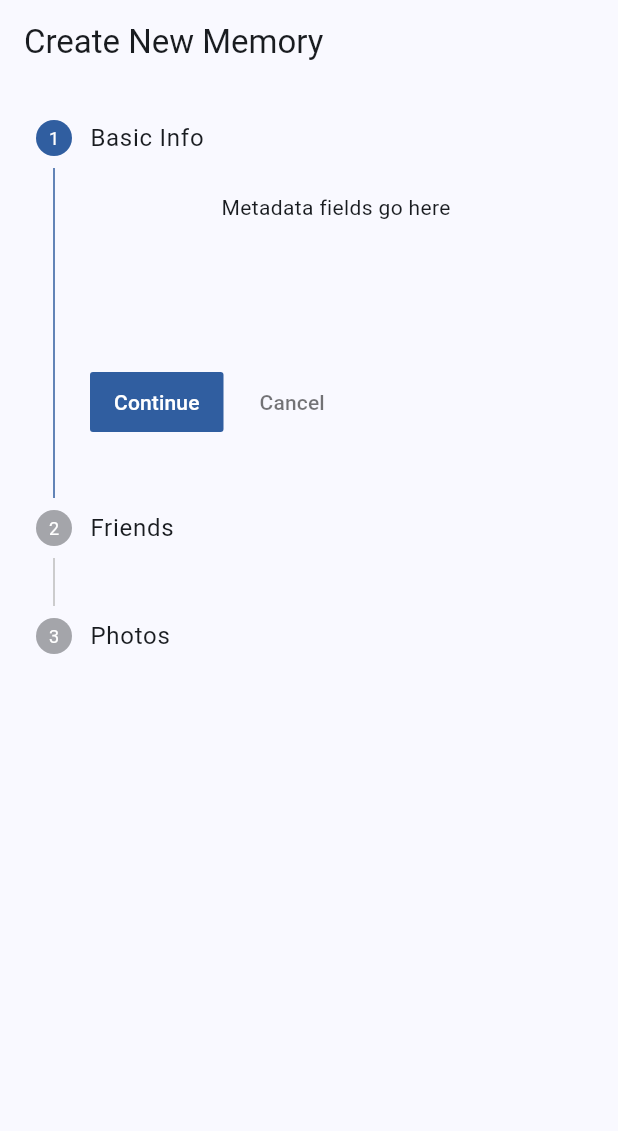
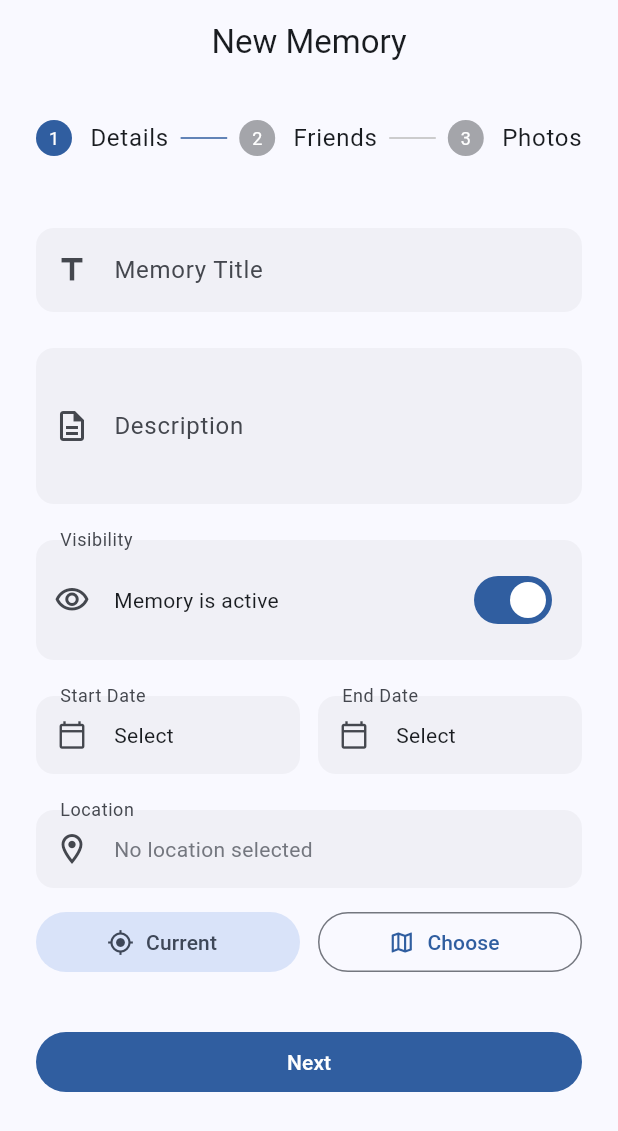
Before and after one commit to fh2412/memorise_mobile, a Flutter app: the CreateMemoryScreen screen opened by its route, on a phone screen of 412 x 824 dp. Shown: the top 1131 px of the screen. Run offline on Flutter 3.47's test engine with Material 3 defaults, Android fonts, the phone set to English and light mode, and no system bars; our stand-ins replace cached_network_image, confetti, dio, firebase_auth, firebase_core, firebase_storage and 4 more; missing offline and left inert: mobile_scanner; accounts and stored records are empty; network calls fail.

Commit message:
changed steper to horizontal and added metadata tab

```diff
--- a/lib/ui/memories/view_models/create_memory_view_model.dart
+++ b/lib/ui/memories/view_models/create_memory_view_model.dart
@@ -3,6 +3,13 @@ import 'package:memorise_mobile/data/repositories/memory_repository.dart';
 
 class MemoryCreationViewModel extends ChangeNotifier {
   final MemoryRepository _repository;
+
+  final titleController = TextEditingController();
+  final descriptionController = TextEditingController();
+  bool isActive = true;
+  DateTime? startDate;
+  DateTime? endDate;
+  String? selectedLocationName;
 
   MemoryCreationViewModel(this._repository);
 
@@ -12,24 +19,21 @@ class MemoryCreationViewModel extends ChangeNotifier {
   bool _isLoading = false;
   bool get isLoading => _isLoading;
 
-  // Draft Data
-  String title = '';
-  DateTime? startDate;
-  DateTime? endDate;
-  List<String> selectedFriends = [];
-  List<String> photoPaths = [];
+  bool get isMetadataValid {
+    return titleController.text.isNotEmpty && startDate != null;
+  }
 
   void setStep(int step) {
     _currentStep = step;
     notifyListeners();
   }
 
-  void nextStep() {
-    if (_currentStep < 2) {
+  void nextStep(int totalSteps) {
+    if (_currentStep < totalSteps - 1) {
       _currentStep++;
       notifyListeners();
     } else {
-      submitMemory();
+      _submitMemory();
     }
   }
 
@@ -40,16 +44,44 @@ class MemoryCreationViewModel extends ChangeNotifier {
     }
   }
 
-  Future<void> submitMemory() async {
+  Future<void> _submitMemory() async {
     _isLoading = true;
     notifyListeners();
+    // API call logic...
+    _isLoading = false;
+    notifyListeners();
+  }
 
-    try {
-      // Logic to construct your Memory and Location objects from draft data
-      // await _repository.saveMemory(memory: ..., location: ...);
-    } finally {
-      _isLoading = false;
-      notifyListeners();
-    }
+  // --- Form Methods ---
+  void updateIsActive(bool? value) {
+    isActive = value ?? true;
+    notifyListeners();
+  }
+
+  void updateStartDate(DateTime date) {
+    startDate = date;
+    notifyListeners();
+  }
+
+  void updateEndDate(DateTime date) {
+    endDate = date;
+    notifyListeners();
+  }
+
+  void setLocation(String name) {
+    selectedLocationName = name;
+    notifyListeners();
+  }
+
+  Future<void> fetchCurrentLocation() async {
+    // Logic for GPS will go here
+    setLocation("Current GPS Location");
+  }
+
+  @override
+  void dispose() {
+    titleController.dispose();
+    descriptionController.dispose();
+    super.dispose();
   }
 }
--- a/lib/ui/memories/views/create_memory_view.dart
+++ b/lib/ui/memories/views/create_memory_view.dart
@@ -11,58 +11,244 @@ class CreateMemoryScreen extends StatefulWidget {
 
 class _CreateMemoryScreenState extends State<CreateMemoryScreen> {
   @override
-  void initState() {
-    super.initState();
-    // Assuming repository is provided elsewhere
-    // viewModel = MemoryCreationViewModel(repository);
-  }
+  Widget build(BuildContext context) {
+    // Assuming ViewModel is provided higher up the tree
+    final vm = context.watch<MemoryCreationViewModel>();
+    final theme = Theme.of(context);
 
-  @override
-  Widget build(BuildContext context) {
-    final viewModel = context.watch<MemoryCreationViewModel>();
     return Scaffold(
-      appBar: AppBar(title: const Text("Create New Memory")),
-      body: ListenableBuilder(
-        listenable: viewModel,
-        builder: (context, _) {
-          if (viewModel.isLoading) {
-            return const Center(child: CircularProgressIndicator());
-          }
-
-          return Stepper(
-            currentStep: viewModel.currentStep,
-            onStepContinue: viewModel.nextStep,
-            onStepCancel: viewModel.previousStep,
-            onStepTapped: (step) => viewModel.setStep(step),
-            steps: [
-              Step(
-                isActive: viewModel.currentStep >= 0,
-                title: const Text("Basic Info"),
-                content: const SizedBox(
-                  height: 100,
-                  child: Text("Metadata fields go here"),
+      appBar: AppBar(title: const Text("New Memory"), centerTitle: true),
+      body: Theme(
+        // Overriding the Stepper theme locally to ensure M3 consistency
+        data: theme.copyWith(
+          colorScheme: theme.colorScheme.copyWith(
+            primary: theme.colorScheme.primary,
+          ),
+        ),
+        child: Stepper(
+          type: StepperType.horizontal,
+          elevation: 0, // Keeps it flat and clean for M3
+          currentStep: vm.currentStep,
+          onStepContinue: () => vm.nextStep(3),
+          onStepCancel: vm.previousStep,
+          // Customizing controls to use M3 buttons
+          controlsBuilder: (context, details) {
+            return Padding(
+              padding: const EdgeInsets.only(top: 32.0),
+              child: Row(
+                children: [
+                  Expanded(
+                    child: FilledButton(
+                      onPressed: details.onStepContinue,
+                      child: Text(vm.currentStep == 2 ? 'Create' : 'Next'),
+                    ),
+                  ),
+                  if (vm.currentStep > 0) ...[
+                    const SizedBox(width: 12),
+                    TextButton(
+                      onPressed: details.onStepCancel,
+                      child: const Text('Back'),
+                    ),
+                  ],
+                ],
+              ),
+            );
+          },
+          steps: [
+            Step(
+              state: vm.currentStep > 0
+                  ? StepState.complete
+                  : StepState.indexed,
+              isActive: vm.currentStep >= 0,
+              title: const Text("Details"),
+              content: MetadataStep(),
+            ),
+            Step(
+              state: vm.currentStep > 1
+                  ? StepState.complete
+                  : StepState.indexed,
+              isActive: vm.currentStep >= 1,
+              title: const Text("Friends"),
+              content: const Card(
+                child: SizedBox(
+                  height: 200,
+                  width: double.infinity,
+                  child: Center(child: Text("Friends List")),
                 ),
               ),
-              Step(
-                isActive: viewModel.currentStep >= 1,
-                title: const Text("Friends"),
-                content: const SizedBox(
-                  height: 100,
-                  child: Text("Friend selection goes here"),
+            ),
+            Step(
+              isActive: vm.currentStep >= 2,
+              title: const Text("Photos"),
+              content: const Card(
+                child: SizedBox(
+                  height: 200,
+                  width: double.infinity,
+                  child: Center(child: Text("Photo Grid")),
                 ),
               ),
-              Step(
-                isActive: viewModel.currentStep >= 2,
-                title: const Text("Photos"),
-                content: const SizedBox(
-                  height: 100,
-                  child: Text("Photo uploader goes here"),
-                ),
-              ),
-            ],
-          );
-        },
+            ),
+          ],
+        ),
       ),
     );
   }
 }
+
+class MetadataStep extends StatelessWidget {
+  const MetadataStep({super.key});
+
+  @override
+  Widget build(BuildContext context) {
+    final vm = context.watch<MemoryCreationViewModel>();
+    final colorScheme = Theme.of(context).colorScheme;
+
+    return Column(
+      crossAxisAlignment: CrossAxisAlignment.start,
+      children: [
+        // TITLE
+        TextField(
+          controller: vm.titleController,
+          decoration: const InputDecoration(
+            labelText: "Memory Title",
+            prefixIcon: Icon(Icons.title),
+          ),
+        ),
+        const SizedBox(height: 24),
+
+        // DESCRIPTION
+        TextField(
+          controller: vm.descriptionController,
+          maxLines: 3,
+          decoration: const InputDecoration(
+            labelText: "Description",
+            prefixIcon: Icon(Icons.description_outlined),
+          ),
+        ),
+        const SizedBox(height: 24),
+
+        // IS ACTIVE (Styled as an InputDecorator to match)
+        InputDecorator(
+          decoration: const InputDecoration(
+            labelText: "Visibility",
+            prefixIcon: Icon(Icons.visibility_outlined),
+          ),
+          child: Row(
+            mainAxisAlignment: MainAxisAlignment.spaceBetween,
+            children: [
+              const Text("Memory is active"),
+              Switch(value: vm.isActive, onChanged: vm.updateIsActive),
+            ],
+          ),
+        ),
+        const SizedBox(height: 24),
+
+        // DATES ROW
+        Row(
+          children: [
+            Expanded(
+              child: _DatePickerField(
+                label: "Start Date",
+                value: vm.startDate,
+                onTap: () async {
+                  final picked = await _showPicker(context, vm.startDate);
+                  if (picked != null) vm.updateStartDate(picked);
+                },
+              ),
+            ),
+            const SizedBox(width: 12),
+            Expanded(
+              child: _DatePickerField(
+                label: "End Date",
+                value: vm.endDate,
+                onTap: () async {
+                  final picked = await _showPicker(context, vm.endDate);
+                  if (picked != null) vm.updateEndDate(picked);
+                },
+              ),
+            ),
+          ],
+        ),
+        const SizedBox(height: 24),
+
+        // LOCATION SECTION
+        InputDecorator(
+          decoration: const InputDecoration(
+            labelText: "Location",
+            prefixIcon: Icon(Icons.location_on_outlined),
+          ),
+          child: Text(
+            vm.selectedLocationName ?? "No location selected",
+            style: TextStyle(
+              color: vm.selectedLocationName == null
+                  ? colorScheme.outline
+                  : null,
+            ),
+          ),
+        ),
+        const SizedBox(height: 12),
+        Row(
+          children: [
+            Expanded(
+              child: FilledButton.tonalIcon(
+                onPressed: vm.fetchCurrentLocation,
+                icon: const Icon(Icons.my_location, size: 18),
+                label: const Text("Current"),
+              ),
+            ),
+            const SizedBox(width: 12),
+            Expanded(
+              child: OutlinedButton.icon(
+                onPressed: () {
+                  // TODO: Open Choose Location Widget
+                },
+                icon: const Icon(Icons.map_outlined, size: 18),
+                label: const Text("Choose"),
+              ),
+            ),
+          ],
+        ),
+      ],
+    );
+  }
+
+  Future<DateTime?> _showPicker(BuildContext context, DateTime? initial) async {
+    return await showDatePicker(
+      context: context,
+      initialDate: initial ?? DateTime.now(),
+      firstDate: DateTime(2000),
+      lastDate: DateTime(2100),
+    );
+  }
+}
+
+/// Helper for Styled Date Fields
+class _DatePickerField extends StatelessWidget {
+  final String label;
+  final DateTime? value;
+  final VoidCallback onTap;
+
+  const _DatePickerField({
+    required this.label,
+    required this.value,
+    required this.onTap,
+  });
+
+  @override
+  Widget build(BuildContext context) {
+    return InkWell(
+      onTap: onTap,
+      borderRadius: BorderRadius.circular(4),
+      child: InputDecorator(
+        decoration: InputDecoration(
+          labelText: label,
+          prefixIcon: const Icon(Icons.calendar_today_outlined, size: 20),
+        ),
+        child: Text(
+          value == null ? "Select" : "${value!.toLocal()}".split(' ')[0],
+          overflow: TextOverflow.ellipsis,
+        ),
+      ),
+    );
+  }
+}
```
